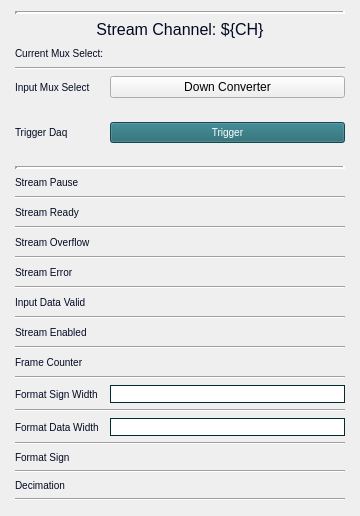
Above: individuals/down_converter_ch_stream.ui from cristinasewell/ATCA_PyDM_Screens before the change. Below: the same form after it.
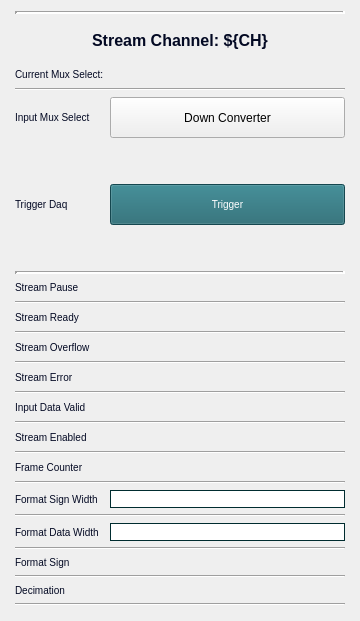
That is the form after the change. Custom widgets are drawn as their Qt base class.

Patch:
```diff
--- a/individuals/down_converter_ch_stream.ui
+++ b/individuals/down_converter_ch_stream.ui
@@ -7,7 +7,7 @@
     <x>0</x>
     <y>0</y>
     <width>360</width>
-    <height>516</height>
+    <height>621</height>
    </rect>
   </property>
   <property name="sizePolicy">
@@ -625,7 +625,7 @@
         <string notr="true">QLabel{
   color:#030923;
   font-size: 16px;
-  font-style: bold;
+  font: bold;
 }</string>
        </property>
        <property name="text">
@@ -776,7 +776,7 @@
         <string>ca://${DEVICE}:DAQMUX0_INPMUXSELSTR${CH}</string>
        </property>
        <property name="displayFormat" stdset="0">
-        <enum>PyDMLabel::Hex</enum>
+        <enum>PyDMLabel::String</enum>
        </property>
       </widget>
      </item>
```
